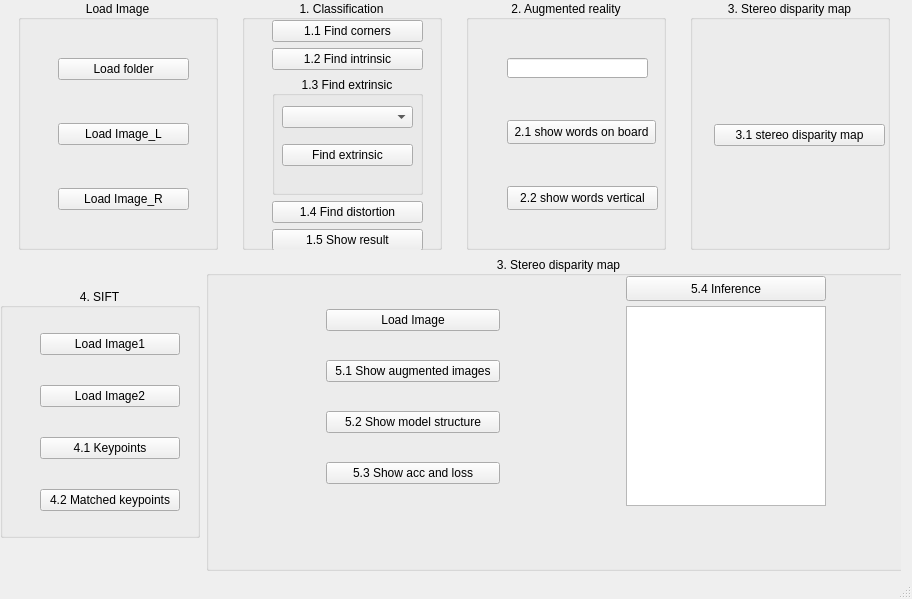
Jiang0307/CVDL_2023, file CVDL HW1/HW1.ui: the form before one commit.
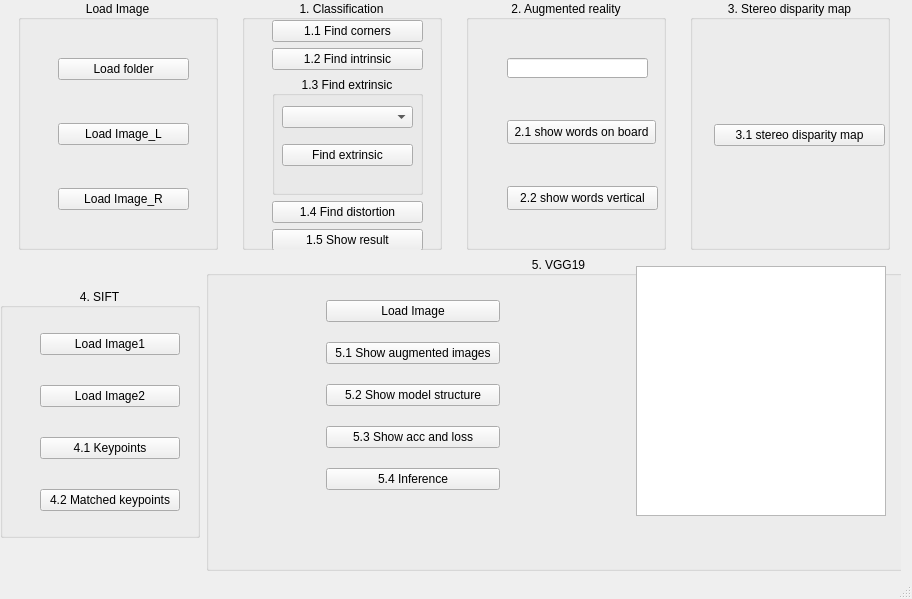
The form after the commit.

Commit message: Finish Q5-1

Diff of the .ui file:
```diff
--- a/CVDL HW1/HW1.ui
+++ b/CVDL HW1/HW1.ui
@@ -389,7 +389,7 @@
            </size>
           </property>
           <property name="title">
-           <string>3. Stereo disparity map</string>
+           <string>5. VGG19</string>
           </property>
           <property name="alignment">
            <set>Qt::AlignCenter</set>
@@ -432,28 +432,22 @@
               </property>
              </widget>
             </item>
+            <item>
+             <widget class="QPushButton" name="inference_pushButton">
+              <property name="text">
+               <string>5.4 Inference</string>
+              </property>
+             </widget>
+            </item>
            </layout>
           </widget>
-          <widget class="QPushButton" name="inference_pushButton">
-           <property name="geometry">
-            <rect>
-             <x>420</x>
-             <y>20</y>
-             <width>200</width>
-             <height>25</height>
-            </rect>
-           </property>
-           <property name="text">
-            <string>5.4 Inference</string>
-           </property>
-          </widget>
           <widget class="QGraphicsView" name="graphicsView">
            <property name="geometry">
             <rect>
-             <x>420</x>
-             <y>50</y>
-             <width>200</width>
-             <height>200</height>
+             <x>430</x>
+             <y>10</y>
+             <width>250</width>
+             <height>250</height>
             </rect>
            </property>
           </widget>
```
Left out of the diff: 2 changed lines with no effect on the pictures. The commit also changes 2 other files.
